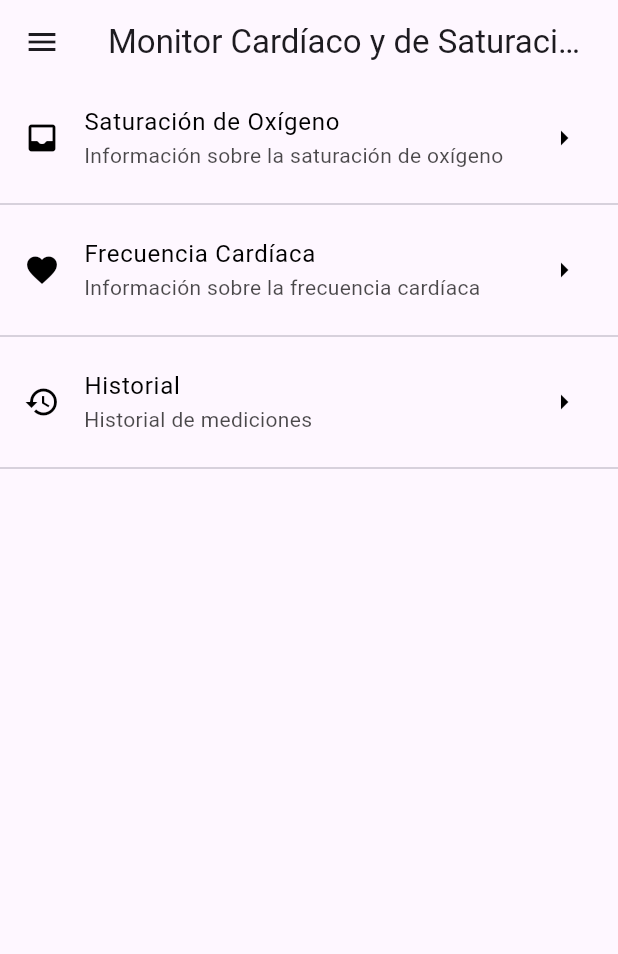
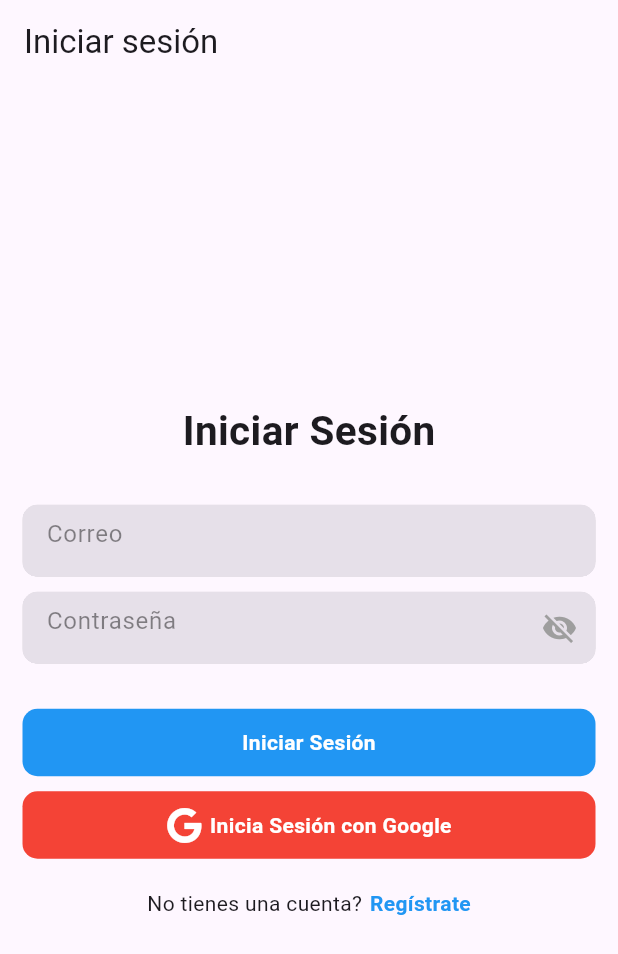
Before and after one commit to MarielBaezSanchez/appM-vil, a Flutter app: the screen it shows after launch, on a phone screen of 412 x 824 dp. Shown: the top 954 px of the screen. Run offline on Flutter 3.47's test engine with Material 3 defaults, Android fonts, the phone set to English and light mode, and no system bars; our stand-ins replace firebase_auth, firebase_core, fluttertoast, font_awesome_flutter, google_sign_in; accounts and stored records are empty.

Commit message:
Creacion de Login e implementacion de Firebase

```diff
--- a/lib/main_app.dart
+++ b/lib/main_app.dart
@@ -1,5 +1,7 @@
 import 'package:flutter/material.dart';
 import 'package:historial_exit/screens/home_screen.dart';
+
+import 'package:historial_exit/screens/login_screen.dart';
 
 class MainApp extends StatelessWidget {
   const MainApp({super.key});
@@ -8,7 +10,7 @@ class MainApp extends StatelessWidget {
   Widget build(BuildContext context) {
     return const MaterialApp(
       debugShowCheckedModeBanner: false,
-      home: HomeScreen(),
+      home: LoginPage(),
     );
   }
 }
--- /dev/null
+++ b/lib/screens/login_screen.dart
@@ -0,0 +1,213 @@
+
+import 'package:firebase_auth/firebase_auth.dart';
+import 'package:flutter/material.dart';
+import 'package:historial_exit/firebase_auth_services.dart';
+import 'package:historial_exit/screens/sign_up_page.dart';
+import 'package:historial_exit/widgets/form_container_widget.dart';
+import 'package:historial_exit/toast.dart';
+import 'package:font_awesome_flutter/font_awesome_flutter.dart';
+import 'package:google_sign_in/google_sign_in.dart';
+
+
+class LoginPage extends StatefulWidget {
+  const LoginPage({super.key});
+
+  @override
+  State<LoginPage> createState() => _LoginPageState();
+}
+
+class _LoginPageState extends State<LoginPage> {
+  bool _isSigning = false;
+  final FirebaseAuthService _auth = FirebaseAuthService();
+  final FirebaseAuth _firebaseAuth = FirebaseAuth.instance;
+  TextEditingController _emailController = TextEditingController();
+  TextEditingController _passwordController = TextEditingController();
+
+  @override
+  void dispose() {
+    _emailController.dispose();
+    _passwordController.dispose();
+    super.dispose();
+  }
+
+  @override
+  Widget build(BuildContext context) {
+    return Scaffold(
+      appBar: AppBar(
+        automaticallyImplyLeading: false,
+        title: const Text("Iniciar sesión"),
+      ),
+      body: Center(
+        child: Padding(
+          padding: const EdgeInsets.symmetric(horizontal: 15),
+          child: Column(
+            mainAxisAlignment: MainAxisAlignment.center,
+            children: [
+              const Text(
+                "Iniciar Sesión",
+                style: TextStyle(fontSize: 27, fontWeight: FontWeight.bold),
+              ),
+              const SizedBox(
+                height: 30,
+              ),
+              FormContainerWidget(
+                controller: _emailController,
+                hintText: "Correo",
+                isPasswordField: false,
+              ),
+              const SizedBox(
+                height: 10,
+              ),
+              FormContainerWidget(
+                controller: _passwordController,
+                hintText: "Contraseña",
+                isPasswordField: true,
+              ),
+              const SizedBox(
+                height: 30,
+              ),
+              GestureDetector(
+                onTap: () {
+                  _signIn();
+                },
+                child: Container(
+                  width: double.infinity,
+                  height: 45,
+                  decoration: BoxDecoration(
+                    color: Colors.blue,
+                    borderRadius: BorderRadius.circular(10),
+                  ),
+                  child: Center(
+                    child: _isSigning ? const CircularProgressIndicator(
+                      color: Colors.white,) : const Text(
+                      "Iniciar Sesión",
+                      style: TextStyle(
+                        color: Colors.white,
+                        fontWeight: FontWeight.bold,
+                      ),
+                    ),
+                  ),
+                ),
+              ),
+              const SizedBox(height: 10,),
+              GestureDetector(
+                onTap: () {
+                  _signInWithGoogle();
+
+                },
+                child: Container(
+                  width: double.infinity,
+                  height: 45,
+                  decoration: BoxDecoration(
+                    color: Colors.red,
+                    borderRadius: BorderRadius.circular(10),
+                  ),
+                  child: const Center(
+                    child: Row(
+                      mainAxisAlignment: MainAxisAlignment.center,
+                      children: [
+                        Icon(FontAwesomeIcons.google, color: Colors.white,),
+                        SizedBox(width: 5,),
+                        Text(
+                          "Inicia Sesión con Google",
+                          style: TextStyle(
+                            color: Colors.white,
+                            fontWeight: FontWeight.bold,
+                          ),
+                        ),
+                      ],
+                    ),
+                  ),
+                ),
+              ),
+
+
+              const SizedBox(
+                height: 20,
+              ),
+
+              Row(
+                mainAxisAlignment: MainAxisAlignment.center,
+                children: [
+                  const Text("No tienes una cuenta?"),
+                  const SizedBox(
+                    width: 5,
+                  ),
+                  GestureDetector(
+                    onTap: () {
+                      Navigator.pushAndRemoveUntil(
+                        context,
+                        MaterialPageRoute(builder: (context) => const SignUpPage()),
+                            (route) => false,
+                      );
+                    },
+                    child: const Text(
+                      "Regístrate",
+                      style: TextStyle(
+                        color: Colors.blue,
+                        fontWeight: FontWeight.bold,
+                      ),
+                    ),
+                  ),
+                ],
+              ),
+            ],
+          ),
+        ),
+      ),
+    );
+  }
+
+  void _signIn() async {
+    setState(() {
+      _isSigning = true;
+    });
+
+    String email = _emailController.text;
+    String password = _passwordController.text;
+
+    User? user = await _auth.signInWithEmailAndPassword(email, password);
+
+    setState(() {
+      _isSigning = false;
+    });
+
+    if (user != null) {
+      showToast(message: "Inicio de sesión exitoso");
+    Navigator.pushNamed(context, '/inicio');
+    } else {
+      showToast(message: "Parece que ocurrió un error");
+    }
+  }
+
+
+  _signInWithGoogle()async{
+
+    final GoogleSignIn _googleSignIn = GoogleSignIn();
+
+    try {
+
+      final GoogleSignInAccount? googleSignInAccount = await _googleSignIn.signIn();
+
+      if(googleSignInAccount != null ){
+        final GoogleSignInAuthentication googleSignInAuthentication = await
+        googleSignInAccount.authentication;
+
+        final AuthCredential credential = GoogleAuthProvider.credential(
+          idToken: googleSignInAuthentication.idToken,
+          accessToken: googleSignInAuthentication.accessToken,
+        );
+
+        await _firebaseAuth.signInWithCredential(credential);
+        Navigator.pushNamed(context, "/home");
+      }
+
+    }catch(e) {
+showToast(message: "Parece que ocurrió un error $e");
+    }
+
+
+  }
+
+
+}
--- /dev/null
+++ b/lib/widgets/form_container_widget.dart
@@ -0,0 +1,78 @@
+
+
+import 'package:flutter/material.dart';
+
+
+class FormContainerWidget extends StatefulWidget {
+
+  final TextEditingController? controller;
+  final Key? fieldKey;
+  final bool? isPasswordField;
+  final String? hintText;
+  final String? labelText;
+  final String? helperText;
+  final FormFieldSetter<String>? onSaved;
+  final FormFieldValidator<String>? validator;
+  final ValueChanged<String>? onFieldSubmitted;
+  final TextInputType? inputType;
+
+  const FormContainerWidget({
+    this.controller,
+    this.isPasswordField,
+    this.fieldKey,
+    this.hintText,
+    this.labelText,
+    this.helperText,
+    this.onSaved,
+    this.validator,
+    this.onFieldSubmitted,
+    this.inputType
+  });
+
+
+  @override
+  _FormContainerWidgetState createState() => new _FormContainerWidgetState();
+}
+
+class _FormContainerWidgetState extends State<FormContainerWidget> {
+
+  bool _obscureText = true;
+
+
+  @override
+  Widget build(BuildContext context) {
+    return Container(
+      width: double.infinity,
+      clipBehavior: Clip.hardEdge,
+      decoration: BoxDecoration(
+        color: Colors.grey.withOpacity(.35),
+        borderRadius: BorderRadius.circular(10),
+      ),
+      child: new TextFormField(
+        style: TextStyle(color: Colors.black),
+        controller: widget.controller,
+        keyboardType: widget.inputType,
+        key: widget.fieldKey,
+        obscureText: widget.isPasswordField == true? _obscureText : false,
+        onSaved: widget.onSaved,
+        validator: widget.validator,
+        onFieldSubmitted: widget.onFieldSubmitted,
+        decoration: new InputDecoration(
+          border: InputBorder.none,
+          filled: true,
+          hintText: widget.hintText,
+          hintStyle: TextStyle(color: Colors.black45),
+          suffixIcon: new GestureDetector(
+            onTap: () {
+              setState(() {
+                _obscureText = !_obscureText;
+              });
+            },
+            child:
+            widget.isPasswordField==true? Icon(_obscureText ? Icons.visibility_off : Icons.visibility, color: _obscureText == false ? Colors.blue : Colors.grey,) : Text(""),
+          ),
+        ),
+      ),
+    );
+  }
+}
```
Also changed, not shown: lib/firebase_auth_services.dart (added, +50 -0 lines), lib/main.dart (+43 -2 lines), lib/screens/sign_up_page.dart (added, +152 -0 lines), lib/screens/splash_screen.dart (added, +39 -0 lines), lib/toast.dart (added, +16 -0 lines), pubspec.yaml (+9 -0 lines), pubspec.lock, 6 other files.
